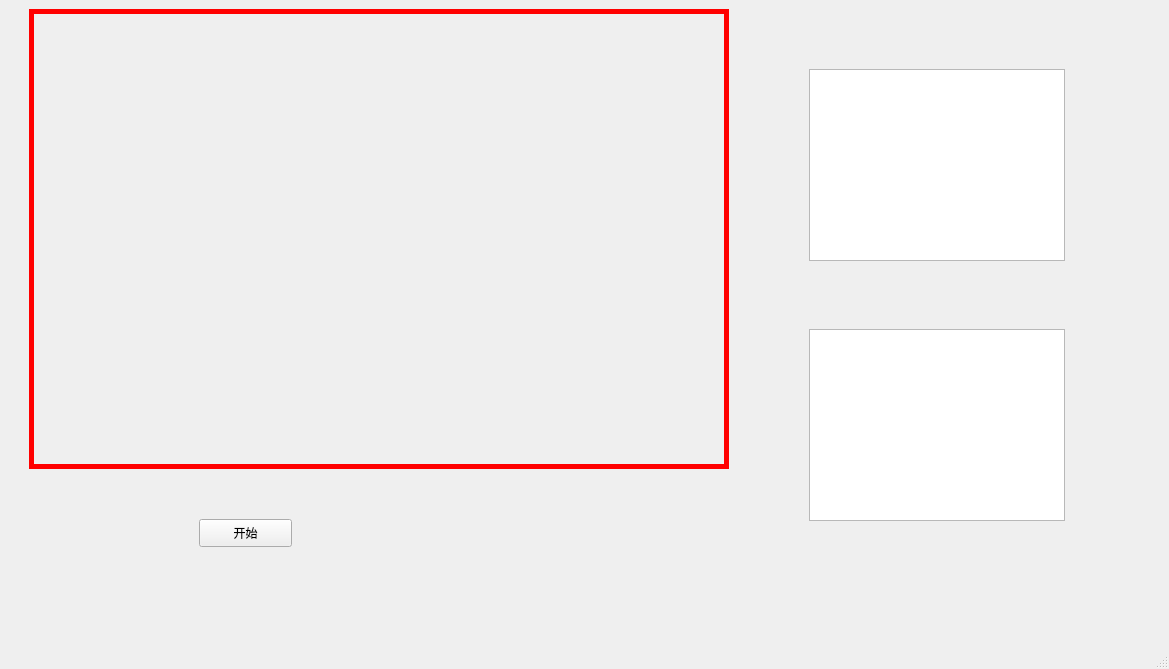
Qt form ui_creator/form.ui (epocode/attendance_system) before a commit.
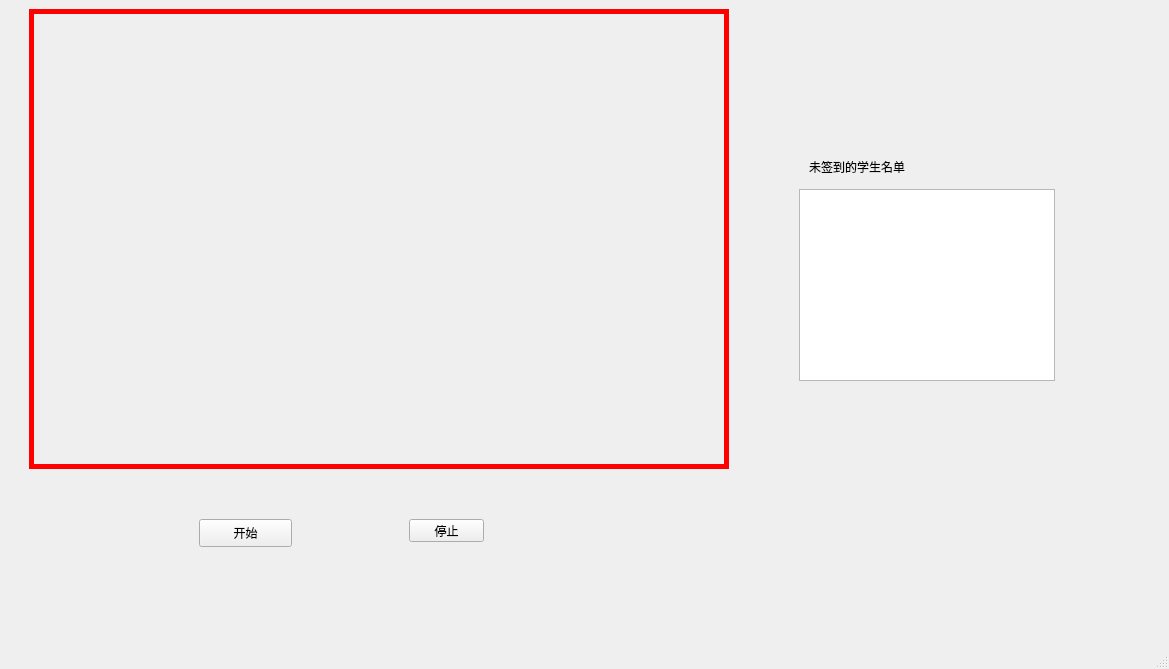
The same form after that commit. The open tabs and pages were chosen to show the change.

Commit message: 完成了缺席学生名单的显示，准备绘制er图完成对应的数据库结构

Diff of the .ui file:
```diff
--- a/ui_creator/form.ui
+++ b/ui_creator/form.ui
@@ -140,25 +140,41 @@
          <string>开始</string>
         </property>
        </widget>
-       <widget class="QListWidget" name="lst_show_absent">
+       <widget class="QTableView" name="table_view_show_absent">
         <property name="geometry">
          <rect>
-          <x>800</x>
-          <y>320</y>
+          <x>790</x>
+          <y>180</y>
           <width>256</width>
           <height>192</height>
          </rect>
         </property>
        </widget>
-       <widget class="QTableWidget" name="tb_show_absent">
+       <widget class="QPushButton" name="btn_end_face_detect">
         <property name="geometry">
          <rect>
+          <x>400</x>
+          <y>510</y>
+          <width>75</width>
+          <height>23</height>
+         </rect>
+        </property>
+        <property name="text">
+         <string>停止</string>
+        </property>
+       </widget>
+       <widget class="QLabel" name="label_2">
+        <property name="geometry">
+         <rect>
           <x>800</x>
-          <y>60</y>
-          <width>256</width>
-          <height>192</height>
+          <y>150</y>
+          <width>231</width>
+          <height>16</height>
          </rect>
         </property>
+        <property name="text">
+         <string>未签到的学生名单</string>
+        </property>
        </widget>
       </widget>
       <widget class="QWidget" name="page_info_display">
```
Left out of the diff: 4 changed lines with no effect on the pictures. The commit also changes 5 other files.
